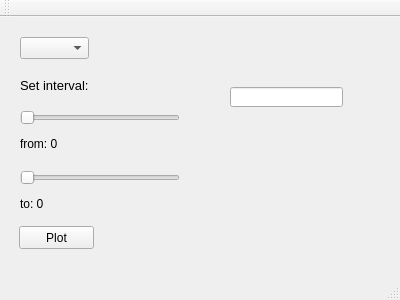
Qt form Plotter/mainwindow.ui (myxture/Plotter) before a commit.
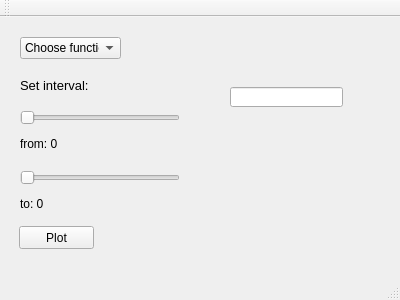
The same form after that commit.

```diff
--- a/Plotter/mainwindow.ui
+++ b/Plotter/mainwindow.ui
@@ -22,13 +22,13 @@
      <rect>
       <x>20</x>
       <y>20</y>
-      <width>69</width>
+      <width>101</width>
       <height>22</height>
      </rect>
     </property>
     <item>
      <property name="text">
-      <string/>
+      <string>Choose function</string>
      </property>
     </item>
     <item>
```
Left out of the diff: 12 changed lines with no effect on the pictures.
